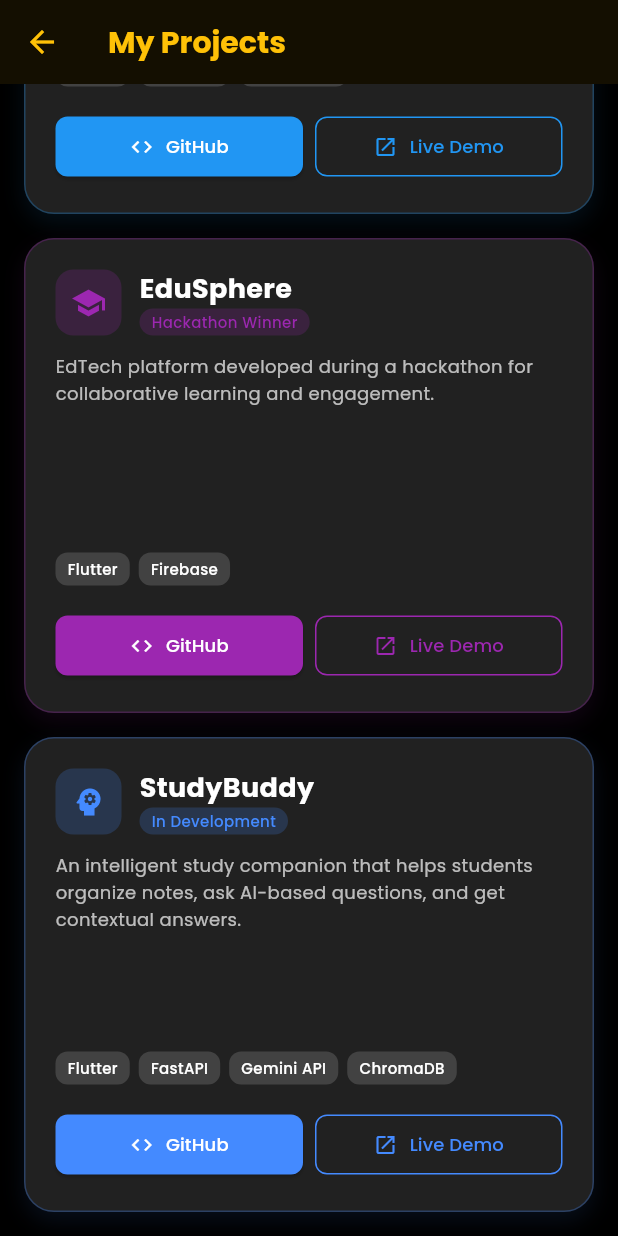
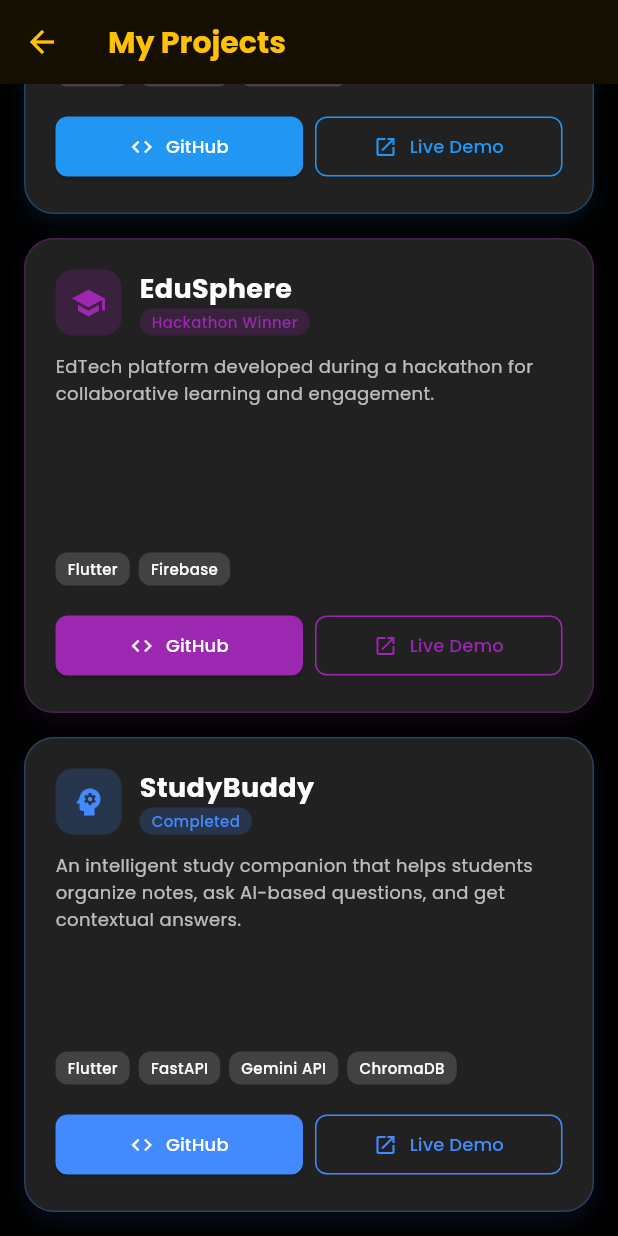
Before and after one commit to Pardeep-Lohia/my_portfolio, a Flutter app: the ProjectsScreen screen opened directly, scrolled down 410 dp, on a phone screen of 412 x 824 dp. Run offline on Flutter 3.47's test engine with Material 3 defaults, Android fonts, the phone set to English and light mode, and no system bars; our stand-ins replace google_fonts, pdf; missing offline and left inert: universal_html.

Commit message:
Update StudyBuddy project status to 'Completed'

```diff
--- a/lib/data/projects_data.dart
+++ b/lib/data/projects_data.dart
@@ -38,12 +38,12 @@ class ProjectData {
      "title": "StudyBuddy",
       "description":
         "An intelligent study companion that helps students organize notes, ask AI-based questions, and get contextual answers.",
-  "tech": ["Flutter", "FastAPI", "Gemini API", "ChromaDB"],
-  "github": "https://github.com/Pardeep-Lohia/newCloudCosmos",
-  "deployed": "https://example.com/deployed-studybuddy",
-  "color": Colors.blueAccent,
-  "icon": Icons.psychology,
-  "status": "In Development",
+       "tech": ["Flutter", "FastAPI", "Gemini API", "ChromaDB"],
+       "github": "https://github.com/Pardeep-Lohia/newCloudCosmos",
+       "deployed": "https://example.com/deployed-studybuddy",
+       "color": Colors.blueAccent,
+      "icon": Icons.psychology,
+      "status": "Completed",
    },
 
     // {
```
